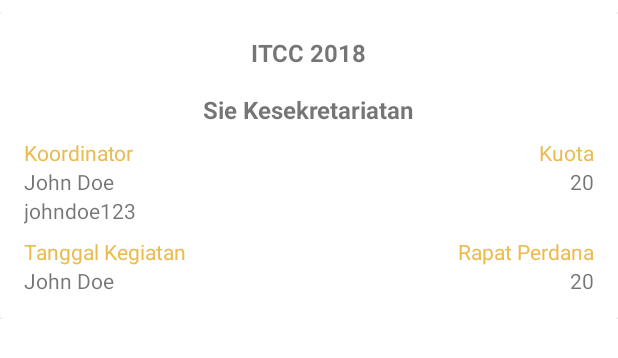
After one commit to candradinatha/Committee, an Android app: the layout list_mycommittee.xml on its own in the app's theme, with its tools: preview values and no code run, on a phone screen of 412 x 824 dp. The commit adds this screen. Shown: the top 358 px of the screen. Run offline under Robolectric (Android 15) with nearby library versions, the phone set to English and light mode, and no system bars.

Commit message:
update user view

```diff
--- a/app/src/main/java/com/example/candradinatha/committee/adapter/DetailSieUserAdapter.kt
+++ b/app/src/main/java/com/example/candradinatha/committee/adapter/DetailSieUserAdapter.kt
@@ -9,7 +9,6 @@ import com.example.candradinatha.committee.model.Sie
 import kotlinx.android.synthetic.main.list_item_sie_detail_user.view.*
 
 class DetailSieUserAdapter(private val sieKegiatan: List<Sie>, private val listener: (Sie) -> Unit)
-
     : RecyclerView.Adapter<DetailSieUserViewHolder>(){
     override fun onCreateViewHolder(parent: ViewGroup, viewType: Int): DetailSieUserViewHolder {
         return DetailSieUserViewHolder(LayoutInflater.from(parent.context).inflate(R.layout.list_item_sie_detail_user, parent, false))
--- a/app/src/main/java/com/example/candradinatha/committee/adapter/MyCommitteeAdapter.kt
+++ b/app/src/main/java/com/example/candradinatha/committee/adapter/MyCommitteeAdapter.kt
@@ -7,12 +7,13 @@ import android.view.ViewGroup
 import com.bumptech.glide.Glide
 import com.example.candradinatha.committee.R
 import com.example.candradinatha.committee.model.Kepanitiaan
-import kotlinx.android.synthetic.main.committee_list.view.*
+import kotlinx.android.synthetic.main.list_mycommittee.view.*
 
 class MyCommitteeAdapter(private val kepanitiaan: List<Kepanitiaan>, private val listener: (Kepanitiaan) -> Unit)
+
     : RecyclerView.Adapter<MyCommitteeViewHolder>(){
     override fun onCreateViewHolder(parent: ViewGroup, viewType: Int): MyCommitteeViewHolder {
-        return MyCommitteeViewHolder(LayoutInflater.from(parent.context).inflate(R.layout.committee_list, parent, false))
+        return MyCommitteeViewHolder(LayoutInflater.from(parent.context).inflate(R.layout.list_mycommittee, parent, false))
     }
 
     override fun getItemCount(): Int {
@@ -22,13 +23,16 @@ class MyCommitteeAdapter(private val kepanitiaan: List<Kepanitiaan>, private val
     override fun onBindViewHolder(holder: MyCommitteeViewHolder, position: Int) {
         holder.bindItem(kepanitiaan[position], listener)
     }
-
 }
 
-class MyCommitteeViewHolder(view: View) : RecyclerView.ViewHolder(view) {
+class MyCommitteeViewHolder(view: View): RecyclerView.ViewHolder(view) {
     fun bindItem(kepanitiaan: Kepanitiaan, listener: (Kepanitiaan) -> Unit) {
-        itemView.tv_committee_name.text = kepanitiaan.namaKegiatan
-        Glide.with(itemView.context).load(kepanitiaan.fotoKegiatan).into(itemView.iv_committee)
-        itemView.setOnClickListener { listener(kepanitiaan) }
+        itemView.tv_kegiatan_detail.setText(kepanitiaan.namaKegiatan)
+        itemView.tv_sie_koor_detail.setText(kepanitiaan.namaKoor)
+        itemView.tv_sie_kuota_detail.setText(kepanitiaan.kuota)
+        itemView.tv_sie_line_detail.setText(kepanitiaan.idLineKoor)
+        itemView.tv_sie_name_detail.setText(kepanitiaan.sie)
+        itemView.tv_tanggal_kegiatan.setText(kepanitiaan.tglKegiatan)
+        itemView.tv_rapat_perdana.setText(kepanitiaan.tglRapatPerdana)
     }
 }
--- a/app/src/main/java/com/example/candradinatha/committee/view/user/mycommittee/MyCurrentCommitteeFragment.kt
+++ b/app/src/main/java/com/example/candradinatha/committee/view/user/mycommittee/MyCurrentCommitteeFragment.kt
@@ -6,6 +6,7 @@ import android.content.Intent
 import android.os.Bundle
 import android.support.v4.app.Fragment
 import android.support.v7.widget.GridLayoutManager
+import android.support.v7.widget.LinearLayoutManager
 import android.view.LayoutInflater
 import android.view.View
 import android.view.ViewGroup
@@ -60,12 +61,9 @@ class MyCurrentCommitteeFragment : Fragment(), MyCommiteeContract.View {
         sr_my_next_committee.isRefreshing = false
         kepanitiaanku.clear()
         kepanitiaanku.addAll(kepanitiaan)
-        val layoutManager = GridLayoutManager(ctx, 2)
+        val layoutManager = LinearLayoutManager(ctx, LinearLayoutManager.VERTICAL, false)
         rv_my_next_coommittee.layoutManager = layoutManager
         rv_my_next_coommittee.adapter = MyCommitteeAdapter(kepanitiaanku, {
-            val intent = Intent(context, DetailCommitteeUserActivity::class.java)
-            intent.putExtra("idKegiatan", it.idKegiatan)
-            startActivity(intent)
         })
     }
 
@@ -78,7 +76,7 @@ class MyCurrentCommitteeFragment : Fragment(), MyCommiteeContract.View {
     }
 
 
-    private fun getDetail(id: String, namaKegiatan: String, deskripsi: String, tglKegiatan: String, tglRapat: String, status: String){
+    private fun batalkanKegiatan(id: String, namaKegiatan: String, deskripsi: String, tglKegiatan: String, tglRapat: String, status: String){
 
     }
 
--- a/app/src/main/java/com/example/candradinatha/committee/view/user/mycommittee/MyPreviousCommitteeFragment.kt
+++ b/app/src/main/java/com/example/candradinatha/committee/view/user/mycommittee/MyPreviousCommitteeFragment.kt
@@ -58,11 +58,11 @@ class MyPreviousCommitteeFragment : Fragment(), MyCommiteeContract.View {
         kepanitiaanku.clear()
         kepanitiaanku.addAll(kepanitiaan)
         val layoutManager = GridLayoutManager(ctx, 2)
-        rv_my_previous_coommittee.layoutManager = layoutManager
-        rv_my_previous_coommittee.adapter = MyCommitteeAdapter(kepanitiaanku, {
-            val intent = Intent(context, DetailCommitteeUserActivity::class.java)
-            intent.putExtra("idKegiatan", it.idKegiatan)
-            startActivity(intent)
+        rv_my_next_coommittee.layoutManager = layoutManager
+        rv_my_next_coommittee.adapter = MyCommitteeAdapter(kepanitiaanku, {
+            //            val intent = Intent(context, DetailCommitteeUserActivity::class.java)
+//            intent.putExtra("idKegiatan", it.idKegiatan)
+//            startActivity(intent)
         })
 
     }
--- a/app/src/main/res/layout/fragment_user_notification.xml
+++ b/app/src/main/res/layout/fragment_user_notification.xml
@@ -14,8 +14,7 @@
         <android.support.v7.widget.RecyclerView
             android:id="@+id/rv_notif"
             android:layout_width="match_parent"
-            android:layout_height="wrap_content"
-            android:layout_marginBottom="?attr/actionBarSize"/>
+            android:layout_height="wrap_content" />
 
         <ProgressBar
             android:id="@+id/pb_notif"
--- /dev/null
+++ b/app/src/main/res/layout/list_mycommittee.xml
@@ -0,0 +1,129 @@
+<?xml version="1.0" encoding="utf-8"?>
+<LinearLayout
+    android:layout_marginTop="8dp"
+    xmlns:android="http://schemas.android.com/apk/res/android"
+    android:layout_width="match_parent"
+    android:layout_height="wrap_content"
+    android:orientation="vertical">
+
+    <android.support.v7.widget.CardView
+        android:layout_width="match_parent"
+        android:layout_height="wrap_content">
+
+        <LinearLayout
+            android:padding="16dp"
+            android:layout_width="match_parent"
+            android:layout_height="wrap_content"
+            android:orientation="vertical">
+            <TextView
+                android:layout_gravity="center"
+                android:layout_marginBottom="16dp"
+                android:id="@+id/tv_kegiatan_detail"
+                android:layout_width="wrap_content"
+                android:layout_height="wrap_content"
+                android:textStyle="bold"
+                android:textSize="16sp"
+                android:text="ITCC 2018"/>
+            <TextView
+                android:layout_gravity="center"
+                android:id="@+id/tv_sie_name_detail"
+                android:layout_width="wrap_content"
+                android:layout_height="wrap_content"
+                android:textStyle="bold"
+                android:textSize="16sp"
+                android:text="Sie Kesekretariatan"/>
+
+            <RelativeLayout
+                android:layout_marginTop="8dp"
+                android:layout_width="match_parent"
+                android:layout_height="wrap_content">
+
+                <TextView
+                    android:id="@+id/koor"
+                    android:layout_alignParentStart="true"
+                    android:text="Koordinator"
+                    android:textColor="@color/colorAccent"
+                    android:layout_width="wrap_content"
+                    android:layout_height="wrap_content"
+                    />
+
+                <TextView
+                    android:layout_below="@+id/koor"
+                    android:id="@+id/tv_sie_koor_detail"
+                    android:layout_width="wrap_content"
+                    android:layout_height="wrap_content"
+                    android:text="John Doe"/>
+
+                <TextView
+                    android:layout_below="@+id/tv_sie_koor_detail"
+                    android:id="@+id/tv_sie_line_detail"
+                    android:layout_width="wrap_content"
+                    android:layout_height="wrap_content"
+                    android:text="johndoe123"/>
+
+                <TextView
+                    android:id="@+id/kuota"
+                    android:layout_width="wrap_content"
+                    android:layout_height="wrap_content"
+                    android:layout_alignParentEnd="true"
+                    android:text="Kuota"
+                    android:textColor="@color/colorAccent" />
+
+                <TextView
+                    android:layout_alignParentEnd="true"
+                    android:layout_below="@+id/kuota"
+                    android:id="@+id/tv_sie_kuota_detail"
+                    android:layout_width="wrap_content"
+                    android:layout_height="wrap_content"
+                    android:text="20"/>
+
+
+
+            </RelativeLayout>
+
+            <RelativeLayout
+                android:layout_marginTop="8dp"
+                android:layout_width="match_parent"
+                android:layout_height="wrap_content">
+
+                <TextView
+                    android:id="@+id/tanggal_kegiatan"
+                    android:layout_alignParentStart="true"
+                    android:text="Tanggal Kegiatan"
+                    android:textColor="@color/colorAccent"
+                    android:layout_width="wrap_content"
+                    android:layout_height="wrap_content"
+                    />
+
+                <TextView
+                    android:layout_below="@+id/tanggal_kegiatan"
+                    android:id="@+id/tv_tanggal_kegiatan"
+                    android:layout_width="wrap_content"
+                    android:layout_height="wrap_content"
+                    android:text="John Doe"/>
+
+
+                <TextView
+                    android:id="@+id/rapat_perdana"
+                    android:layout_width="wrap_content"
+                    android:layout_height="wrap_content"
+                    android:layout_alignParentEnd="true"
+                    android:text="Rapat Perdana"
+                    android:textColor="@color/colorAccent" />
+
+                <TextView
+                    android:layout_alignParentEnd="true"
+                    android:layout_below="@+id/rapat_perdana"
+                    android:id="@+id/tv_rapat_perdana"
+                    android:layout_width="wrap_content"
+                    android:layout_height="wrap_content"
+                    android:text="20"/>
+
+            </RelativeLayout>
+
+
+        </LinearLayout>
+
+    </android.support.v7.widget.CardView>
+
+</LinearLayout>
```
